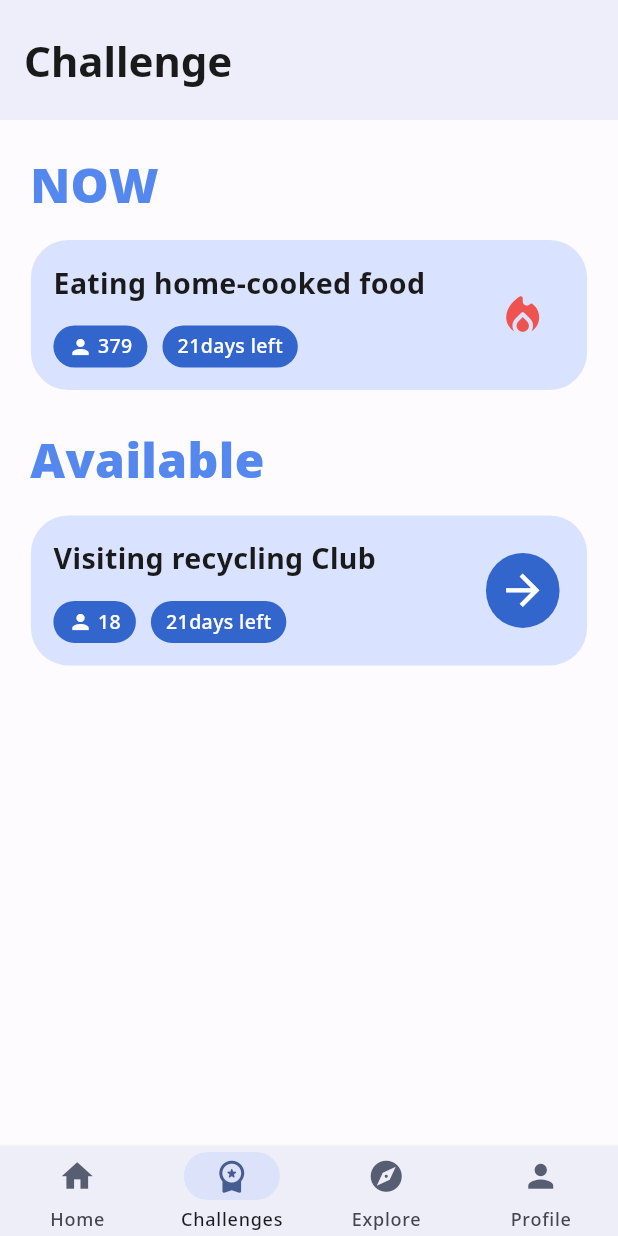
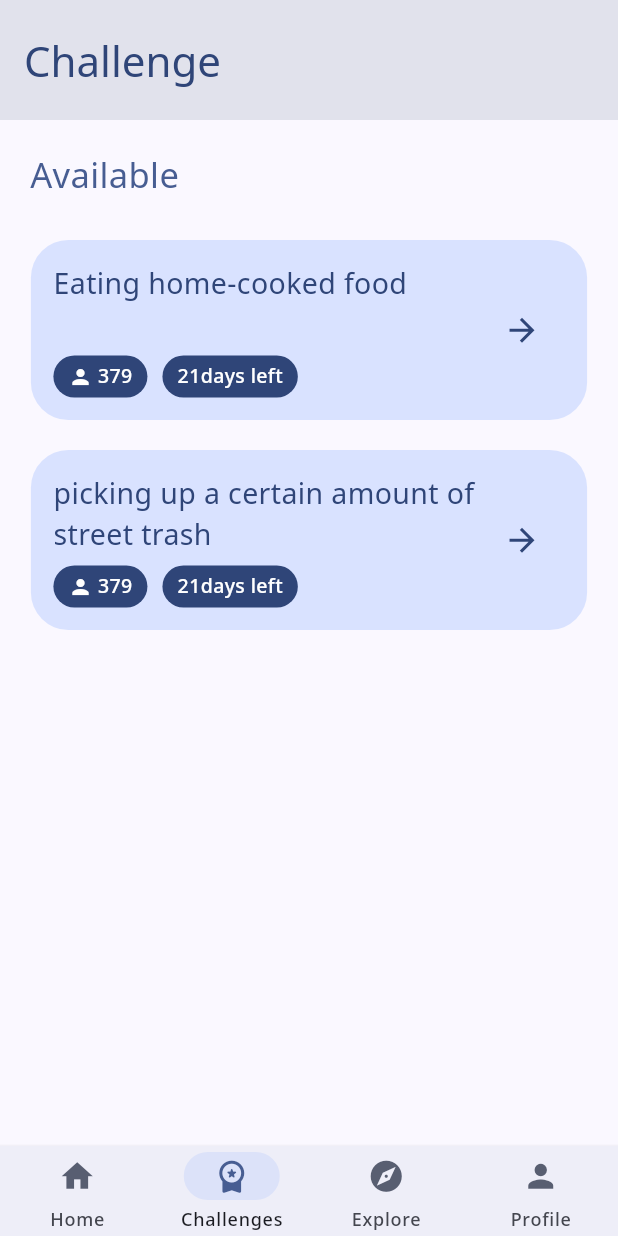
Before and after one commit to GDG-on-Campus-SKHU/98developers-flutter-app, a Flutter app: the screen it shows after launch, item 2 of the bottom bar chosen, on a phone screen of 412 x 824 dp. Run offline on Flutter 3.47's test engine with Material 2 defaults, Android fonts, the phone set to English and light mode, and no system bars; drawn by our look-alikes of dynamic_color; our stand-ins replace bloc, carousel_slider, equatable, flutter_bloc, geolocator, google_maps_flutter.

Commit message:
modi(#31) : Refactoring challenge screen

```diff
--- a/lib/screens/challenge.dart
+++ b/lib/screens/challenge.dart
@@ -11,30 +11,30 @@ class ChallengeScreen extends StatefulWidget {
 class _ChallengeScreenState extends State<ChallengeScreen> {
   List<String> nowTitle = [
     'Eating home-cooked food',
+    'picking up a certain amount of street trash '
   ];
-  List<String> exportTitle = [
-    'Visiting recycling Club',
-  ];
+
   @override
   Widget build(BuildContext context) {
     final _width = MediaQuery.of(context).size.width;
     final _height = MediaQuery.of(context).size.height;
+    final dynamicColor = Theme.of(context).colorScheme;
     return Scaffold(
       appBar: AppBar(
         toolbarHeight: 80,
-        backgroundColor: Color(0xFFEDEEFA),
+        backgroundColor: dynamicColor.surfaceVariant,
         title: Container(
           width: _width,
           child: Text(
             'Challenge',
             style: TextStyle(
                 fontSize: 28,
-                fontWeight: FontWeight.w700,
-                color: Palette.jetblack),
+                fontWeight: FontWeight.w400,
+                color: dynamicColor.onPrimaryContainer),
           ),
         ),
       ),
-      backgroundColor: Color(0xFFFEFBFF),
+      backgroundColor: dynamicColor.background,
       body: SafeArea(
           child: Column(
         children: [
@@ -47,28 +47,29 @@ class _ChallengeScreenState extends State<ChallengeScreen> {
             child: Padding(
               padding: const EdgeInsets.only(left: 20),
               child: Text(
-                'NOW',
+                'Available',
                 style: TextStyle(
-                    fontSize: 32,
-                    color: Palette.babyblue,
-                    fontWeight: FontWeight.w900),
+                    fontSize: 23,
+                    color: dynamicColor.primary,
+                    fontWeight: FontWeight.w400),
               ),
             ),
           ),
           Container(
             //now listview
             width: _width * 0.9,
-            height: _height * 0.15,
+            height: _height * 0.6,
             child: ListView.builder(
                 itemCount: nowTitle.length,
                 itemBuilder: (context, index) {
-                  return GestureDetector(
+                  return Padding(
+                    padding: const EdgeInsets.only(bottom: 20.0),
                     child: Container(
                       width: _width * 0.9,
-                      height: 100,
+                      height: 120,
                       decoration: BoxDecoration(
                           borderRadius: BorderRadius.circular(25),
-                          color: Color.fromARGB(255, 217, 226, 255)),
+                          color: dynamicColor.primaryContainer),
                       child: Padding(
                         padding: const EdgeInsets.all(15.0),
                         child: Row(
@@ -82,8 +83,8 @@ class _ChallengeScreenState extends State<ChallengeScreen> {
                                     '${nowTitle[index]}',
                                     style: TextStyle(
                                         fontSize: 19,
-                                        color: Palette.jetblack,
-                                        fontWeight: FontWeight.w700),
+                                        color: dynamicColor.onPrimaryContainer,
+                                        fontWeight: FontWeight.w400),
                                   ),
                                 ),
                                 Container(
@@ -96,7 +97,8 @@ class _ChallengeScreenState extends State<ChallengeScreen> {
                                           decoration: BoxDecoration(
                                               borderRadius:
                                                   BorderRadius.circular(25),
-                                              color: Palette.sapphire),
+                                              color: dynamicColor
+                                                  .onPrimaryContainer),
                                           child: Padding(
                                             padding: const EdgeInsets.only(
                                                 left: 10.0, right: 10),
@@ -105,12 +107,14 @@ class _ChallengeScreenState extends State<ChallengeScreen> {
                                                 Icon(
                                                   Icons.person,
                                                   size: 16,
-                                                  color: Palette.white,
+                                                  color:
+                                                      dynamicColor.onTertiary,
                                                 ),
                                                 Text(
                                                   ' 379',
                                                   style: TextStyle(
-                                                      color: Palette.white,
+                                                      color: dynamicColor
+                                                          .onTertiary,
                                                       fontSize: 13,
                                                       fontWeight:
                                                           FontWeight.w500),
@@ -128,13 +132,15 @@ class _ChallengeScreenState extends State<ChallengeScreen> {
                                           decoration: BoxDecoration(
                                               borderRadius:
                                                   BorderRadius.circular(25),
-                                              color: Palette.sapphire),
+                                              color: dynamicColor
+                                                  .onPrimaryContainer),
                                           child: Padding(
                                             padding: const EdgeInsets.only(
                                                 left: 10.0, right: 10),
                                             child: Text('21days left',
                                                 style: TextStyle(
-                                                    color: Palette.white,
+                                                    color:
+                                                        dynamicColor.onTertiary,
                                                     fontSize: 13,
                                                     fontWeight:
                                                         FontWeight.w500)),
@@ -148,137 +154,15 @@ class _ChallengeScreenState extends State<ChallengeScreen> {
                               height: 100,
                               child: IconButton(
                                 icon: Icon(
-                                  Icons.local_fire_department_rounded,
-                                  color: Palette.grapefruit,
-                                  size: 33,
+                                  Icons.arrow_forward,
+                                  color: dynamicColor.onPrimaryContainer,
+                                  size: 25,
                                 ),
                                 onPressed: () {},
                               ),
                             )
                           ],
                         ),
-                      ),
-                    ),
-                    onTap: () {},
-                  );
-                }),
-          ),
-          Container(
-            width: _width,
-            height: 60,
-            child: Padding(
-              padding: const EdgeInsets.only(left: 20),
-              child: Text(
-                'Available',
-                style: TextStyle(
-                    fontSize: 32,
-                    color: Palette.babyblue,
-                    fontWeight: FontWeight.w900),
-              ),
-            ),
-          ),
-          Container(
-            //now listview
-            width: _width * 0.9,
-            height: _height * 0.3,
-            child: ListView.builder(
-                itemCount: exportTitle.length,
-                itemBuilder: (context, index) {
-                  return Container(
-                    width: _width * 0.9,
-                    height: 100,
-                    decoration: BoxDecoration(
-                        borderRadius: BorderRadius.circular(25),
-                        color: Color.fromARGB(255, 217, 226, 255)),
-                    child: Padding(
-                      padding: const EdgeInsets.all(15.0),
-                      child: Row(
-                        children: [
-                          Column(
-                            mainAxisAlignment: MainAxisAlignment.spaceBetween,
-                            children: [
-                              Container(
-                                width: _width * 0.7,
-                                child: Text(
-                                  '${exportTitle[index]}',
-                                  style: TextStyle(
-                                      fontSize: 19,
-                                      color: Palette.jetblack,
-                                      fontWeight: FontWeight.w700),
-                                ),
-                              ),
-                              Container(
-                                  width: _width * 0.7,
-                                  child: Row(
-                                    children: [
-                                      Container(
-                                        alignment: Alignment.center,
-                                        height: 28,
-                                        decoration: BoxDecoration(
-                                            borderRadius:
-                                                BorderRadius.circular(25),
-                                            color: Palette.sapphire),
-                                        child: Padding(
-                                          padding: const EdgeInsets.only(
-                                              left: 10.0, right: 10),
-                                          child: Row(
-                                            children: [
-                                              Icon(
-                                                Icons.person,
-                                                size: 16,
-                                                color: Palette.white,
-                                              ),
-                                              Text(
-                                                ' 18',
-                                                style: TextStyle(
-                                                    color: Palette.white,
-                                                    fontSize: 13,
-                                                    fontWeight:
-                                                        FontWeight.w500),
-                                              )
-                                            ],
-                                          ),
-                                        ),
-                                      ),
-                                      SizedBox(
-                                        width: 10,
-                                      ),
-                                      Container(
-                                        alignment: Alignment.center,
-                                        height: 28,
-                                        decoration: BoxDecoration(
-                                            borderRadius:
-                                                BorderRadius.circular(25),
-                                            color: Palette.sapphire),
-                                        child: Padding(
-                                          padding: const EdgeInsets.only(
-                                              left: 10.0, right: 10),
-                                          child: Text('21days left',
-                                              style: TextStyle(
-                                                  color: Palette.white,
-                                                  fontSize: 13,
-                                                  fontWeight: FontWeight.w500)),
-                                        ),
-                                      )
-                                    ],
-                                  )),
-                            ],
-                          ),
-                          Container(
-                            height: 50,
-                            decoration: BoxDecoration(
-                                borderRadius: BorderRadius.circular(50),
-                                color: Palette.sapphire),
-                            child: IconButton(
-                              icon: Icon(
-                                Icons.arrow_forward,
-                                color: Palette.white,
-                                size: 33,
-                              ),
-                              onPressed: () {},
-                            ),
-                          )
-                        ],
                       ),
                     ),
                   );
```
